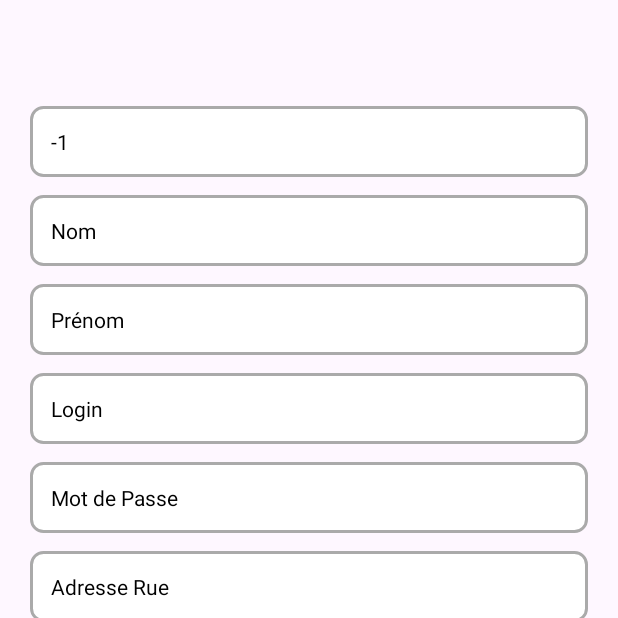
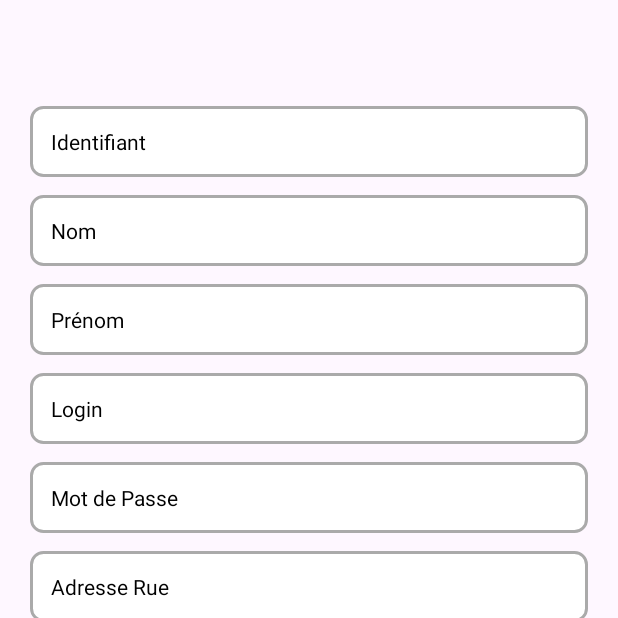
Before and after one commit to ErwanDemay/CRUD-Android, an Android app: the DetailsActivity screen opened directly, with no data from a screen before it, after a tap on "Valider", on a phone screen of 412 x 824 dp, the top half of it. Run offline under Robolectric (Android 15) with nearby library versions, the phone set to English and light mode, and no system bars.

Commit message:
Correction affichage identifiant

```diff
--- a/app/src/main/java/com/example/gestionvisiteurs/controleur/ConsultActivity.java
+++ b/app/src/main/java/com/example/gestionvisiteurs/controleur/ConsultActivity.java
@@ -71,6 +71,7 @@ public class ConsultActivity extends AppCompatActivity {
     @Override
     protected void onResume() {
         super.onResume();
+        Log.d("ConsultActivity", "Rechargement des visiteurs après modification...");
         afficherVisiteurs(); // Recharge la liste après modification
     }
 
--- a/app/src/main/java/com/example/gestionvisiteurs/controleur/DetailsActivity.java
+++ b/app/src/main/java/com/example/gestionvisiteurs/controleur/DetailsActivity.java
@@ -40,7 +40,7 @@ public class DetailsActivity extends AppCompatActivity {
         // Récupération des données envoyées par l'Intent
         Intent intent = getIntent();
         if (intent != null) {
-            edtIdentifiant.setText(String.valueOf(intent.getIntExtra("identifiant", -1)));
+            edtIdentifiant.setText(intent.getStringExtra("identifiant"));
             edtNom.setText(intent.getStringExtra("nom"));
             edtPrenom.setText(intent.getStringExtra("prenom"));
             edtLogin.setText(intent.getStringExtra("login"));
@@ -79,6 +79,15 @@ public class DetailsActivity extends AppCompatActivity {
             Log.d("MODIF", "Ville: " + newVille);
             Log.d("MODIF", "Date Embauche: " + newDateEmbauche);
 
+
+
+            if (!visiteurDAO.idExiste(identifiant)) {
+                Log.e("DEBUG_UPDATE", "Erreur: L'ID " + identifiant + " n'existe pas dans la base !");
+                Toast.makeText(DetailsActivity.this, "Erreur: visiteur introuvable", Toast.LENGTH_SHORT).show();
+                return;
+            }
+
+            Log.d("DEBUG_UPDATE", "ID envoyé à updateVisiteur: " + identifiant);
             boolean success = visiteurDAO.updateVisiteur(visiteurModif);
 
             if (success) {
--- a/app/src/main/java/com/example/gestionvisiteurs/modele/VisiteurDAO.java
+++ b/app/src/main/java/com/example/gestionvisiteurs/modele/VisiteurDAO.java
@@ -116,9 +116,23 @@ public class VisiteurDAO{
         values.put("dateEmbauche", visiteur.getDateEmbauche());
 
         // Mise à jour dans la base de données
-        int rowsAffected = db.update("visiteur", values, "identifiant = ?", new String[]{String.valueOf(visiteur.getIdentifiant())});
+        int rowsAffected = db.update("visiteur", values, "id = ?", new String[]{String.valueOf(visiteur.getIdentifiant())});
+
+        Log.d("DEBUG_UPDATE", "Lignes affectées par la mise à jour : " + rowsAffected);
+
 
         db.close(); // Toujours fermer la base de données après usage
 
         return rowsAffected > 0; // Retourne true si la mise à jour a réussi, sinon false
-    }}
+    }
+    public boolean idExiste(String id) {
+        SQLiteDatabase db = dbHelper.getReadableDatabase();
+        Cursor cursor = db.rawQuery("SELECT id FROM visiteur WHERE id = ?", new String[]{id});
+
+        boolean existe = cursor.getCount() > 0;
+        cursor.close();
+        return existe;
+    }
+
+
+}
```
